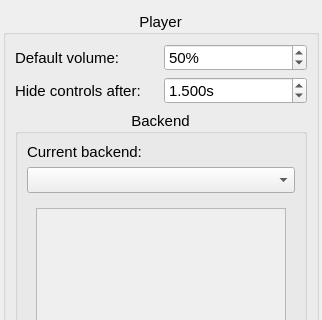
Before: the Qt Designer form AYAYA/settings/playersettings.ui in jkbz64/AYAYA, drawn with Qt 5; both pictures show x 0 to 322 and y 0 to 320 of the 322 by 512 pixel window.
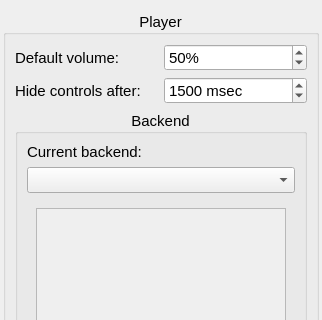
After: the same form once the commit is applied. The open tabs and pages were chosen to show the change.

What changed in the file:
```diff
--- a/AYAYA/settings/playersettings.ui
+++ b/AYAYA/settings/playersettings.ui
@@ -50,19 +50,19 @@
       <item row="1" column="1">
        <widget class="QDoubleSpinBox" name="m_hideControlsSpinBox">
         <property name="suffix">
-         <string>s</string>
+         <string> msec</string>
         </property>
         <property name="decimals">
-         <number>3</number>
+         <number>0</number>
         </property>
         <property name="maximum">
-         <double>100.000000000000000</double>
+         <double>999999.000000000000000</double>
         </property>
         <property name="singleStep">
          <double>0.100000000000000</double>
         </property>
         <property name="value">
-         <double>1.500000000000000</double>
+         <double>1500.000000000000000</double>
         </property>
        </widget>
       </item>
```
Left out of the diff: 8 changed lines with no effect on the pictures.
